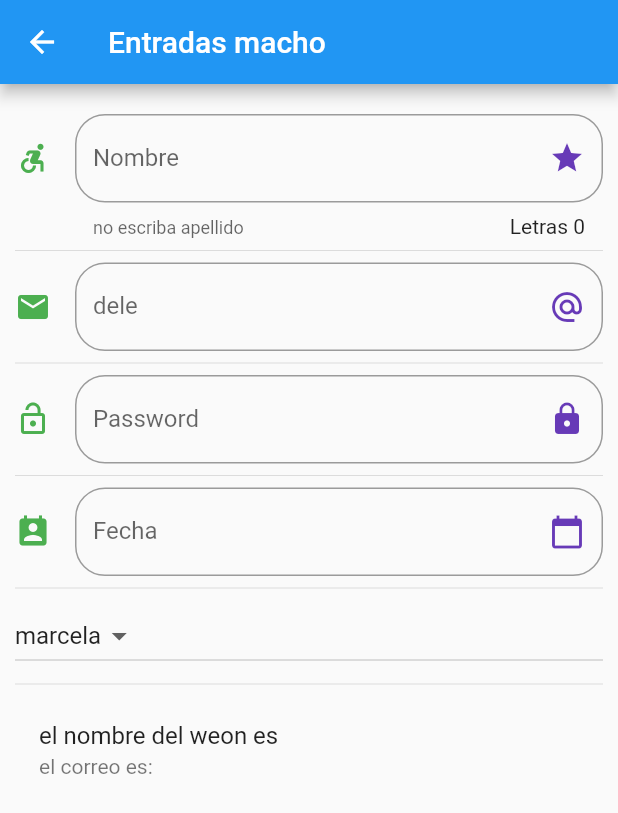
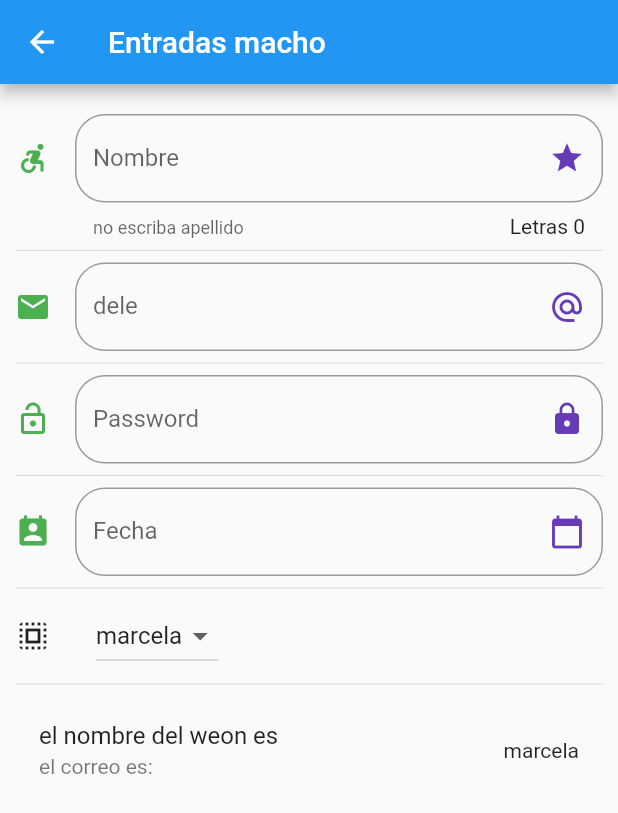
Before and after one commit to NicyBuy/app3-components, a Flutter app: the InputPage screen opened by its route, on a phone screen of 412 x 824 dp. Shown: the top 813 px of the screen. Run offline on Flutter 3.47's test engine with Material 2 defaults, Android fonts, the phone set to English and light mode, and no system bars; missing offline and left inert: dart:ffi.

Commit message:
dropdown agregado

```diff
--- a/lib/src/pages/input_page.dart
+++ b/lib/src/pages/input_page.dart
@@ -69,6 +69,7 @@ class _InputPageState extends State<InputPage> {
     return ListTile(
       title: Text('el nombre del weon es $_nombre'),
       subtitle: Text('el correo es: $_email'),
+      trailing: Text(_opcionSelected),
     );
   }
 
@@ -173,7 +174,11 @@ class _InputPageState extends State<InputPage> {
   }
 
   Widget _crearDropdown() {
-    return DropdownButton(
+    return Row(
+      children: <Widget>[
+        Icon(Icons.select_all),
+        SizedBox(width: 30.0,),
+        DropdownButton(
           value: _opcionSelected,
           items: getOptDrop(),
           onChanged: (opt) {
@@ -181,6 +186,8 @@ class _InputPageState extends State<InputPage> {
               _opcionSelected = opt;
             });
           },
+        )
+      ],
     );
   }
 }
```
Lines whose indentation alone changed are shown as unchanged.
